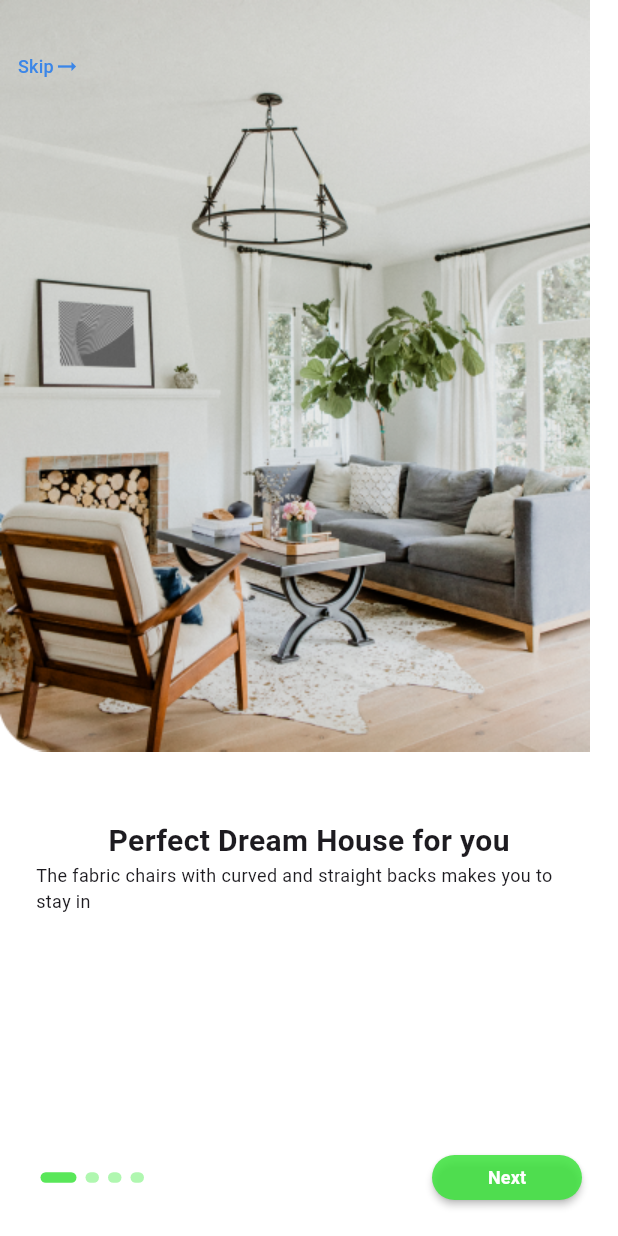
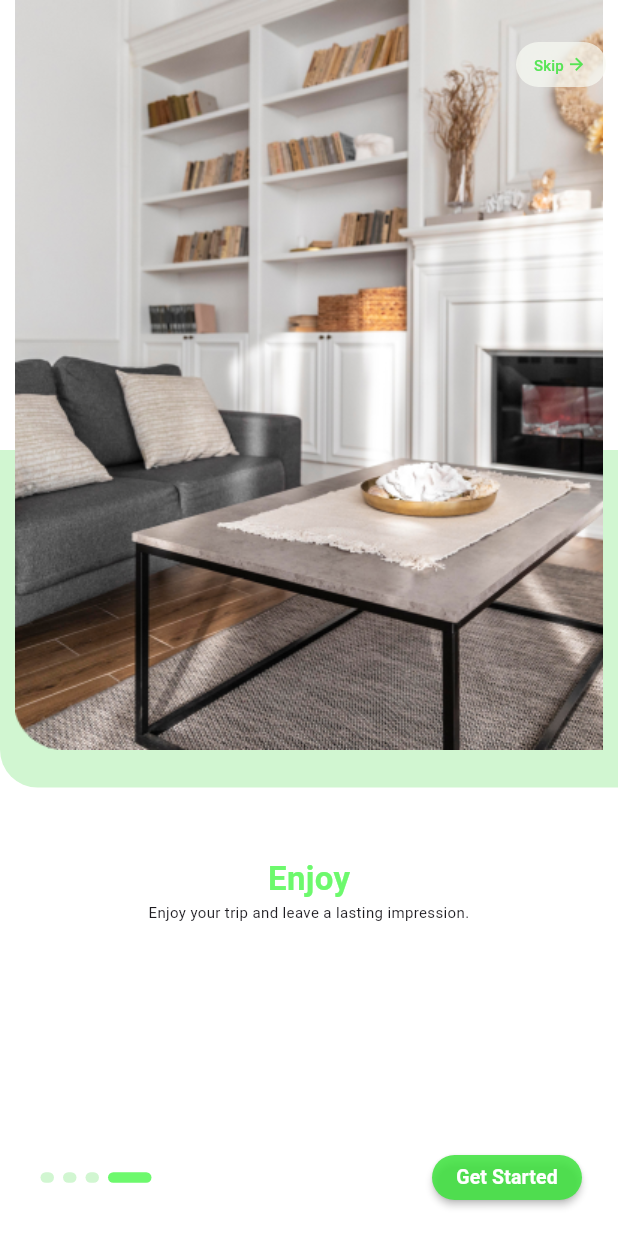
Before and after one commit to AJFX-01/joefloxy, a Flutter app: the screen it shows after launch, after a tap on "Skip", on a phone screen of 412 x 824 dp. Run offline on Flutter 3.47's test engine with Material 3 defaults, Android fonts, the phone set to English and light mode, and no system bars.

Commit message:
feat: formated by and completed the onboarding

```diff
--- a/lib/screens/auth/login.dart
+++ b/lib/screens/auth/login.dart
@@ -0,0 +1,24 @@
+import 'package:flutter/material.dart';
+import 'package:joefloxy/utils/constant_utils.dart';
+
+class LoginPage extends StatefulWidget {
+  const LoginPage({super.key});
+
+  @override
+  State<LoginPage> createState() => _LoginPageState();
+}
+
+class _LoginPageState extends State<LoginPage> {
+  @override
+  Widget build(BuildContext context) {
+    return Scaffold(
+      appBar: AppBar(
+        title: Text('Login'),
+      ),
+      backgroundColor: AppColor.whiteColor,
+      body: Center(
+        child: Text("Welcome to login"),
+      ),
+    );
+  }
+}
--- a/lib/screens/onboarding.dart
+++ b/lib/screens/onboarding.dart
@@ -10,6 +10,27 @@ class Onboarding extends StatefulWidget {
 }
 
 class _OnboardingState extends State<Onboarding> {
+
+  int currentStep = 0;
+  final List<Map<String, dynamic>> steps = onboarding;
+
+  void updateSteps() {
+    if (currentStep < steps.length - 1) {
+      setState(() {
+        currentStep++;
+      });
+    } else {
+      // navigate to next screen
+    }
+  }
+
+  void skipSteps() {
+    // navigate to next screen
+    setState(() {
+      currentStep = steps.length - 1;
+    });
+  }
+
   @override
   Widget build(BuildContext context) {
     return Scaffold(
@@ -21,46 +42,102 @@ class _OnboardingState extends State<Onboarding> {
               children: [
                 Stack(
                   children: [
-                    Image.asset('assets/images/onboard1.png'),
+                    Positioned(
+                      top: 300,
+                      left: 0,
+                      right: 0,
+                      child: Container(
+                        height: 200,
+                        width: double.infinity,
+                        decoration: BoxDecoration(
+                          color: AppColor.secondaryColorLighter,
+                        ),
+                      ),
+                    ),
+                    Column(
+                      children: [
+                        Image.asset(
+                          steps[currentStep]["image"],
+                          height: 500,
+                          fit: BoxFit.cover,
+                        ),
+                        Container(
+                          height: 25,
+                          width: double.infinity,
+                          decoration: BoxDecoration(
+                              color: AppColor.secondaryColorLighter,
+                              borderRadius: const BorderRadius.only(
+                                  bottomLeft: Radius.circular(60))),
+                        ),
+                      ],
+                    ),
                     Column(
                       mainAxisAlignment: MainAxisAlignment.end,
                       children: [
-                        SizedBox(height: 20,),
-                        TextButton(onPressed: () {},
+                        const SizedBox(
+                          height: 20,
+                        ),
+                        Row(
+                          mainAxisAlignment: MainAxisAlignment.end,
+                          crossAxisAlignment: CrossAxisAlignment.end,
+                          children: [
+                            Container(
+                              height: 30,
+                              width: 60,
+                              margin: const EdgeInsets.only(right: 8, top: 8),
+                              decoration: BoxDecoration(
+                                  borderRadius: BorderRadius.circular(20),
+                                  color:
+                                      const Color.fromARGB(182, 248, 250, 243)),
+                              child: TextButton(
+                                  onPressed: () => skipSteps(),
                                   child: Row(
-                            // mainAxisAlignment: MainAxisAlignment.end,
                                     children: [
-                          Text("Skip", style: TextStyle(
-                            fontSize: 12,
-                            color: AppColor.primaryColor,
-                          ),),
-                          Icon(Icons.arrow_right_alt_sharp, color: AppColor.primaryColor,)
-                        ],) ),
+                                      Text(
+                                        "Skip",
+                                        style: TextStyle(
+                                          fontSize: 10,
+                                          color: AppColor.secondaryColor,
+                                        ),
+                                      ),
+                                      const SizedBox(
+                                        width: 2,
+                                      ),
+                                      Icon(
+                                        Icons.arrow_forward,
+                                        color: AppColor.secondaryColor,
+                                        size: 13,
+                                      )
+                                    ],
+                                  )),
+                            ),
                           ],
                         ),
-                    // Container(
-                    //   height: 40,
-                    //   width: double.infinity,
-                    //   decoration: BoxDecoration(
-                    //     color: AppColor.secondaryColor,
-                    //     borderRadius: const BorderRadius.only(bottomLeft: Radius.circular(2))
-                    //   ),
-                    // )
                       ],
                     ),
-                const Padding(
-                  padding: EdgeInsets.symmetric(horizontal: 24),
+                  ],
+                ),
+                Padding(
+                  padding: const EdgeInsets.symmetric(horizontal: 24),
                   child: Column(
                     children: [
-                      SizedBox( height: 45,),
+                      const SizedBox(
+                        height: 45,
+                      ),
                       Text(
-                        "Perfect Dream House for you",
-                        style: TextStyle(fontSize: 20, fontWeight: FontWeight.bold),
+                        steps[currentStep]["title"],
+                        style: TextStyle(
+                            fontSize: 22,
+                            fontWeight: FontWeight.bold,
+                            color: AppColor.secondaryColorLight),
                       ),
-                      Text("The fabric chairs with curved and straight backs makes you to stay in",
-                      style: TextStyle(
-                        fontSize: 12,
-                      ),),
+                      Text(
+                        steps[currentStep]["description"],
+                        style: const TextStyle(
+                          fontSize: 10,
+                        ),
+                        textAlign: TextAlign.center,
+                      ),
                     ],
                   ),
                 )
@@ -74,12 +151,14 @@ class _OnboardingState extends State<Onboarding> {
               children: [
                 Row(
                   mainAxisAlignment: MainAxisAlignment.spaceBetween,
-            children: [
-              indicator(AppColor.secondaryColor, 30),
-              indicator(AppColor.secondaryColorLight, 15),
-              indicator(AppColor.secondaryColorLight, 15),
-              indicator(AppColor.secondaryColorLight, 15),
-            ],
+                  children: List.generate(steps.length, (i) =>
+                    indicator(
+                      i == currentStep ?
+                      AppColor.secondaryColorLight :
+                      AppColor.secondaryColorLighter,
+                      i == currentStep ? 35 : 15,
+                    )
+                  ),
                 ),
                 SizedBox(
                   height: 30,
@@ -87,15 +166,14 @@ class _OnboardingState extends State<Onboarding> {
                   child: MaterialButton(
                     elevation: 2,
                     shape: RoundedRectangleBorder(
-                borderRadius: BorderRadius.circular(20)
-              ),
+                        borderRadius: BorderRadius.circular(20)),
                     color: AppColor.secondaryColor,
-              onPressed: () => {},
+                    onPressed: () => updateSteps(),
                     child: Text(
-                "Next",
+                      steps[currentStep]["buttontext"],
                       style: TextStyle(
                         color: AppColor.whiteColor,
-                  fontSize: 12,
+                        fontSize: 13,
                         fontWeight: FontWeight.bold,
                       ),
                     ),
--- a/lib/utils/constant_utils.dart
+++ b/lib/utils/constant_utils.dart
@@ -2,9 +2,37 @@ import 'package:flutter/material.dart';
 
 class AppColor {
   static Color secondaryColor = const Color.fromARGB(217, 60, 227, 60);
-  static Color secondaryColorLight = const Color.fromARGB(255, 176, 247, 176);
+  static Color secondaryColorLight = const Color.fromARGB(255, 109, 249, 109);
+  static Color secondaryColorLighter = const Color.fromARGB(255, 209, 246, 209);
   static Color primaryColor = const Color.fromARGB(255, 59, 134, 232);
 
   static Color whiteColor = const Color.fromARGB(255, 255, 255, 255);
   static Color blackColor = const Color.fromARGB(0, 0, 0, 0);
 }
+
+const onboarding = [
+  {
+    "title": 'Discover',
+    "description": 'Discover new destinations and experiences.',
+    "image": 'assets/images/onboard1.png',
+    "buttontext": 'Next'
+  },
+  {
+    "title": 'Book',
+    "description": 'Book your travel plans and save time.',
+    "image": 'assets/images/onboard.png',
+    "buttontext": 'Next'
+  },
+  {
+    "title": 'Connect',
+    "description": 'Connect with other travelers and share your experiences.',
+    "image": 'assets/images/onboard2.png',
+    "buttontext": 'Next'
+  },
+  {
+    "title": 'Enjoy',
+    "description": 'Enjoy your trip and leave a lasting impression.',
+    "image": 'assets/images/onboard3.png',
+    "buttontext": 'Get Started'
+  }
+];
```
Lines whose indentation alone changed are shown as unchanged.
